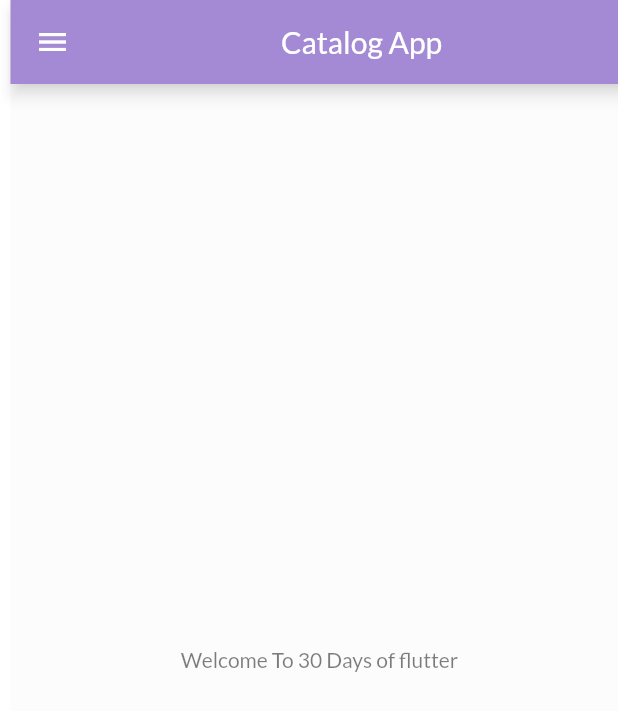
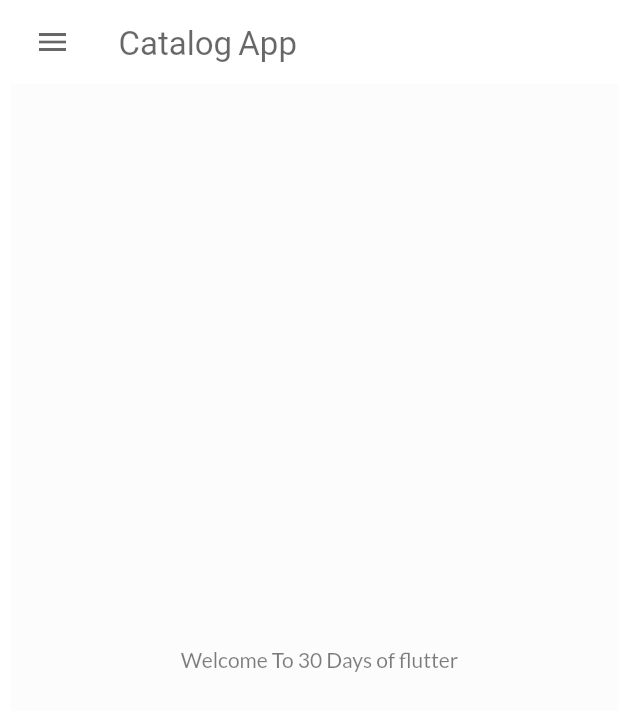
Before and after one commit to Vaibhavdvarpe/Catalog_App_with_th_help_of_Codepure, a Flutter app: the screen it shows after launch, after a tap on "Login", on a phone screen of 412 x 824 dp. Shown: the top 711 px of the screen. Run offline on Flutter 3.47's test engine with Material 2 defaults, Android fonts, the phone set to English and light mode, and no system bars; our stand-ins replace google_fonts.

Commit message:
Day7 completed

```diff
--- a/lib/main.dart
+++ b/lib/main.dart
@@ -17,7 +17,14 @@ class MyApp extends StatelessWidget {
       themeMode: ThemeMode.light,
       theme: ThemeData(
           primarySwatch: Colors.deepPurple,
-          fontFamily: GoogleFonts.lato().fontFamily),
+          fontFamily: GoogleFonts.lato().fontFamily,
+          appBarTheme: AppBarTheme(
+            color: Colors.white,
+            titleTextStyle: TextStyle(
+                color: Colors.black, fontSize: 22, fontWeight: FontWeight.w400),
+            elevation: 0.0,
+            iconTheme: IconThemeData(color: Colors.black),
+          )),
       darkTheme: ThemeData(brightness: Brightness.dark),
       //
       routes: {
--- a/lib/pages/homepage.dart
+++ b/lib/pages/homepage.dart
@@ -8,9 +8,7 @@ class HomePage extends StatelessWidget {
   @override
   Widget build(BuildContext context) {
     return Scaffold(
-      appBar: AppBar(
-        title: Center(child: Text("Catalog App")),
-      ),
+      appBar: AppBar(title: Text("Catalog App")),
       body: Center(
         child: Container(
           child: Text("Welcome To 30 Days of flutter"),
```
Also changed, not shown: assets/images/appbarimage.png (added), lib/widgets/themes.dart (added).
